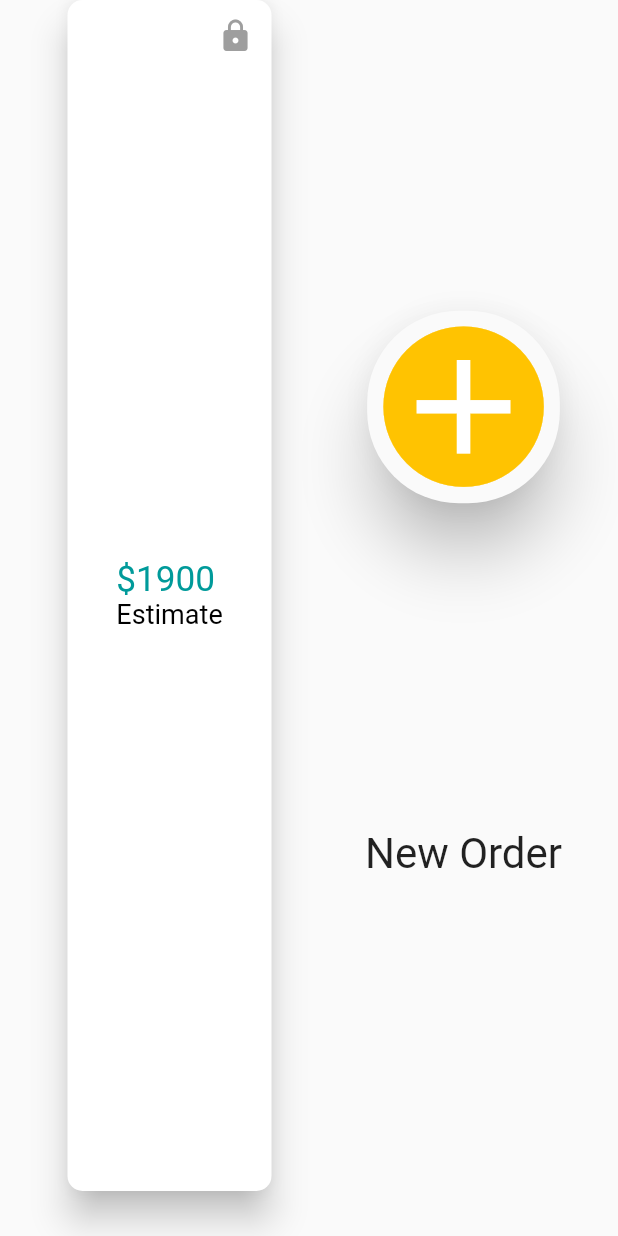
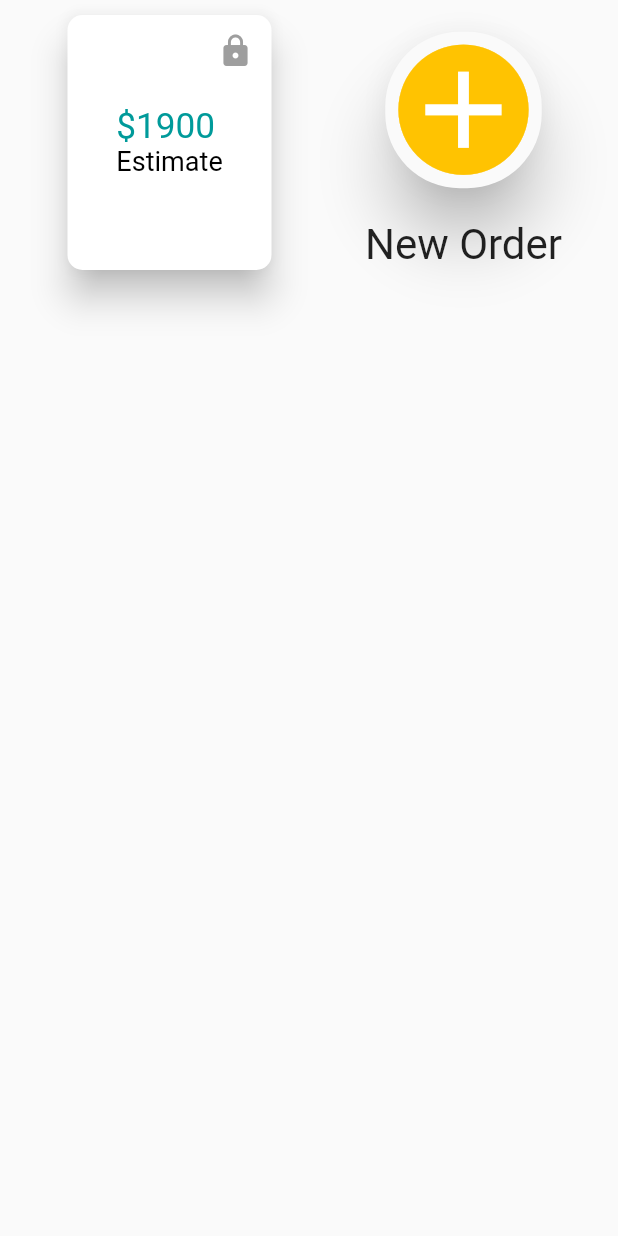
Before and after one commit to awandres/tradegrounds, a Flutter app: the NewOrder widget shown alone on an empty page, opened directly, on a phone screen of 412 x 824 dp. Run offline on Flutter 3.47's test engine with Material 2 defaults, Android fonts, the phone set to English and light mode, and no system bars; our stand-ins replace cloud_firestore, firebase_auth, percent_indicator, shared_preferences; missing offline and left inert: latlng; accounts and stored records are empty.

Commit message:
added animation between full view. Had to reorganize the layout to make it work, which was a little tricky...

```diff
--- a/lib/delivery_dashboard/widgets/neworder.dart
+++ b/lib/delivery_dashboard/widgets/neworder.dart
@@ -5,12 +5,16 @@ class NewOrder extends StatelessWidget {
   @override
   Widget build(BuildContext context) {
     return Padding(
-      padding: const EdgeInsets.only(left: 25, right: 25),
+      padding: const EdgeInsets.fromLTRB(25, 10, 25, 0),
+      child: ConstrainedBox(
+        constraints: BoxConstraints(
+          maxHeight: 200,
+        ),
         child: Row(
           children: <Widget>[
             Expanded(
               child: Container(
-                margin: EdgeInsets.only(bottom:30, left:20),
+                margin: EdgeInsets.only(bottom: 30, left: 20),
                 child: Material(
                   elevation: 10,
                   type: MaterialType.card,
@@ -19,65 +23,78 @@ class NewOrder extends StatelessWidget {
                       alignment: AlignmentDirectional.center,
                       fit: StackFit.expand,
                       children: <Widget>[
-                      FittedBox( fit: BoxFit.contain ,child: Padding(
+                        FittedBox(
+                            fit: BoxFit.contain,
+                            child: Padding(
                                 padding: const EdgeInsets.all(18.0),
                                 child: Center(
                                     child: Text.rich(
                                   TextSpan(
-                            text:'\$1900\n',
-                            style: TextStyle(fontSize:13,color:Color(0xFF009A9A),),
+                                    text: '\$1900\n',
+                                    style: TextStyle(
+                                      fontSize: 13,
+                                      color: Color(0xFF009A9A),
+                                    ),
                                     children: <TextSpan>[
                                       TextSpan(
-                                text:'Estimate',
+                                        text: 'Estimate',
                                         style: TextStyle(
-                                  fontSize:10,color:Colors.black,
+                                          fontSize: 10,
+                                          color: Colors.black,
                                         ),
                                       )
                                     ],
                                   ),
-                          )
-                        )
-                      )),
+                                )))),
                         Positioned(
-                        right:12,
+                          right: 12,
                           top: 12,
                           child: Icon(
                             Icons.lock,
                             color: Colors.grey,
                             size: 24.0,
-                          semanticLabel: 'Text to announce in accessibility modes',
+                            semanticLabel:
+                                'Text to announce in accessibility modes',
                           ),
                         ),
-
-                    ]
+                      ]),
                 ),
               ),
             ),
-
-          ),
-          SizedBox(width:50),
+            SizedBox(width: 50),
             Expanded(
                 child: Column(
               children: [
                 Expanded(
-                  flex:2,
+                  flex: 2,
                   child: FittedBox(
                     fit: BoxFit.contain,
                     child: Stack(
                       overflow: Overflow.visible,
                       alignment: AlignmentDirectional.center,
                       children: [
-                        Center(child: Material( elevation: 18, borderRadius: BorderRadius.all(Radius.circular(20)),child:  Icon(Icons.circle, color: Theme.of(context).primaryColor, size: 42,))),
                         Center(
-                          child:  IconButton(
-                            onPressed: (){
+                            child: Material(
+                                elevation: 18,
+                                borderRadius:
+                                    BorderRadius.all(Radius.circular(20)),
+                                child: Icon(
+                                  Icons.circle,
+                                  color: Theme.of(context).primaryColor,
+                                  size: 42,
+                                ))),
+                        Center(
+                          child: IconButton(
+                            onPressed: () {
                               Navigator.of(context).push(MaterialPageRoute(
-                                builder: (context) => NewOrderScreen())
-                              );
+                                  builder: (context) => NewOrderScreen()));
                             },
                             splashRadius: 20,
                             iconSize: 35,
-                            icon: const Icon(Icons.add, color: Colors.white,),
+                            icon: const Icon(
+                              Icons.add,
+                              color: Colors.white,
+                            ),
                             tooltip: 'Add New Order',
                           ),
                         ),
@@ -85,12 +102,19 @@ class NewOrder extends StatelessWidget {
                     ),
                   ),
                 ),
-                SizedBox(height:10),
-                Flexible(flex:1, child: FittedBox( fit: BoxFit.contain, child: Text('New Order', style: TextStyle(fontSize:28),)))
+                SizedBox(height: 10),
+                Flexible(
+                    flex: 1,
+                    child: FittedBox(
+                        fit: BoxFit.contain,
+                        child: Text(
+                          'New Order',
+                          style: TextStyle(fontSize: 28),
+                        )))
               ],
-            )
+            )),
+          ],
         ),
-        ],
       ),
     );
   }
```
Also changed, not shown: lib/delivery_dashboard/screens/mainscreen.dart (+40 -8 lines). Lines whose indentation alone changed are shown as unchanged.
